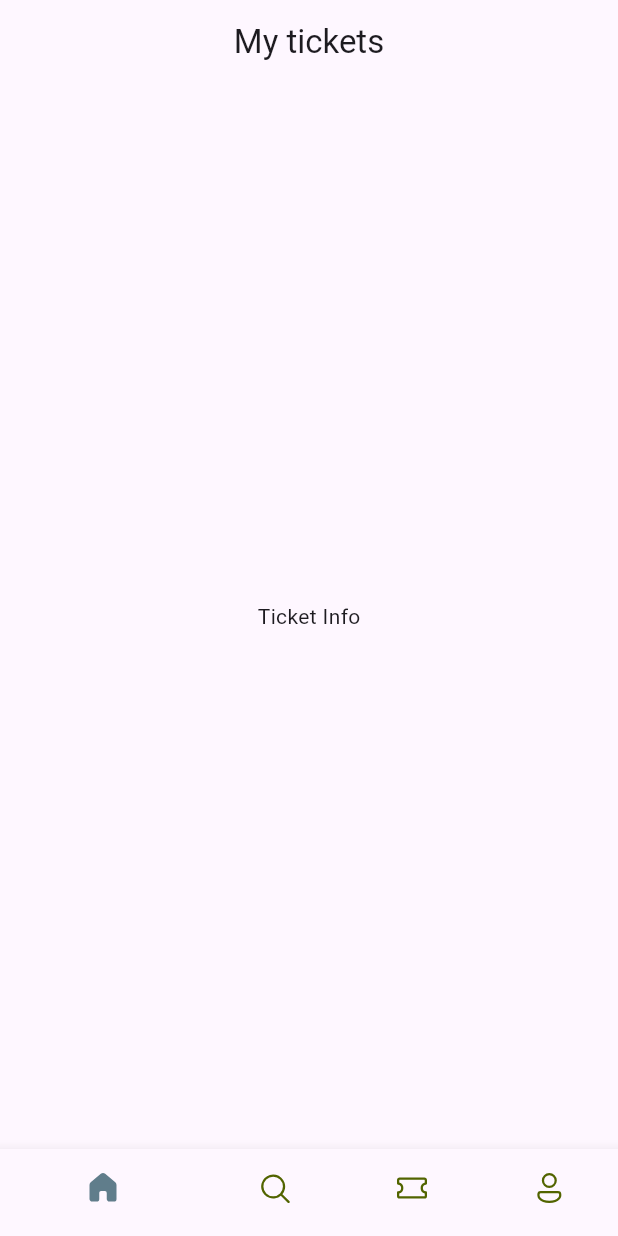
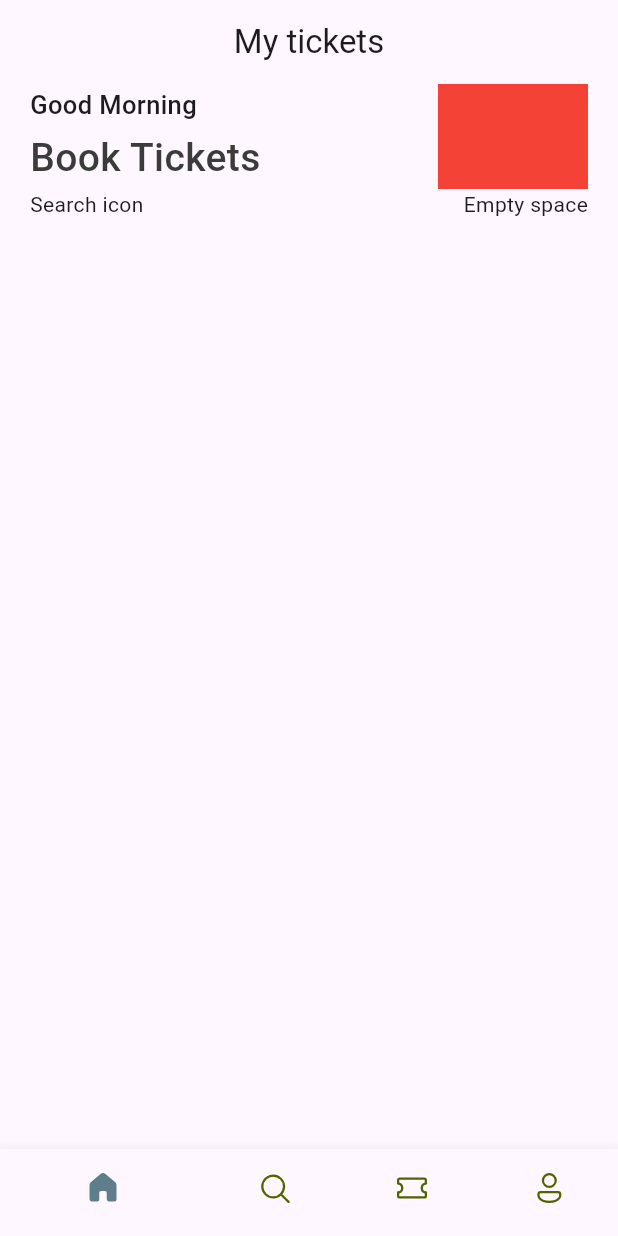
Before and after one commit to fateh97/ticket_app, a Flutter app: the screen it shows after launch, on a phone screen of 412 x 824 dp. Run offline on Flutter 3.47's test engine with Material 3 defaults, Android fonts, the phone set to English and light mode, and no system bars; our stand-ins replace fluentui_icons.

Commit message:
add home and style

```diff
--- a/lib/base/bottom_nav_bar.dart
+++ b/lib/base/bottom_nav_bar.dart
@@ -1,6 +1,7 @@
 import 'package:fluentui_icons/fluentui_icons.dart';
 import 'package:flutter/cupertino.dart';
 import 'package:flutter/material.dart';
+import 'package:ticket_app/screens/home_screen.dart';
 
 class BottomNavBar extends StatefulWidget {
   const BottomNavBar({super.key});
@@ -10,16 +11,33 @@ class BottomNavBar extends StatefulWidget {
 }
 
 class _BottomNavBarState extends State<BottomNavBar> {
+  //list is iterated using index
+  final appScreens = [
+    const HomeScreen(),
+    const Center(child: Text("Search")),
+    const Center(child: Text("Tickets")),
+    const Center(child: Text("Profile"))
+  ];
+
+  //change our index for BottomNavBar
+  int _selectedIndex = 0;
+
+  void _onItemTapped(int index){
+    setState(() { //to update the UI
+      _selectedIndex = index;
+    });
+  }
+
   @override
   Widget build(BuildContext context) {
     return Scaffold(
       appBar: AppBar(
         title: const Center(child: Text("My tickets")),
       ),
-      body: const Center(
-        child: Text("Ticket Info"),
-      ),
+      body: appScreens[_selectedIndex],
       bottomNavigationBar: BottomNavigationBar(
+        currentIndex: _selectedIndex,
+        onTap: _onItemTapped,
         selectedItemColor: Colors.blueGrey,
         unselectedItemColor: const Color(0xFF526400),
         showSelectedLabels: false,
--- /dev/null
+++ b/lib/base/res/styles/app_styles.dart
@@ -0,0 +1,8 @@
+import 'package:flutter/material.dart';
+
+Color primary = const Color(0xFF687daf);
+
+class AppStyles{
+  static Color primaryColor = primary;
+  static Color textColor = const Color(0xFF3b3b3b);
+}
--- /dev/null
+++ b/lib/screens/home_screen.dart
@@ -0,0 +1,57 @@
+import 'dart:ui';
+
+import 'package:flutter/cupertino.dart';
+import 'package:flutter/material.dart';
+import 'package:flutter/widgets.dart';
+
+class HomeScreen extends StatelessWidget {
+  const HomeScreen({super.key});
+
+  @override
+  Widget build(BuildContext context) {
+    return Scaffold(
+      body: ListView(
+        //only takes widget
+        children: [
+          Container(
+            padding: const EdgeInsets.symmetric(horizontal: 20),
+            child: Column(
+              children: [
+                Row(
+                  mainAxisAlignment: MainAxisAlignment.spaceBetween,
+                  children: [
+                    const Column(
+                      crossAxisAlignment: CrossAxisAlignment.start, //horizontal
+                      children: [
+                        Text("Good Morning",
+                            style: TextStyle(
+                                fontSize: 17, fontWeight: FontWeight.w500)),
+                        SizedBox(
+                          height: 5,
+                        ),
+                        Text("Book Tickets",
+                            style: TextStyle(
+                                fontSize: 26,
+                                fontWeight: FontWeight.w500,
+                                color: Color(0xFF3b3b3b)))
+                      ],
+                    ),
+                    Container(
+                      color: Colors.red,
+                      width: 100,
+                      height: 70,
+                    )
+                  ],
+                ),
+                const Row(
+                  mainAxisAlignment: MainAxisAlignment.spaceBetween,
+                  children: [Text("Search icon"), Text("Empty space")],
+                )
+              ],
+            ),
+          )
+        ],
+      ),
+    );
+  }
+}
```
